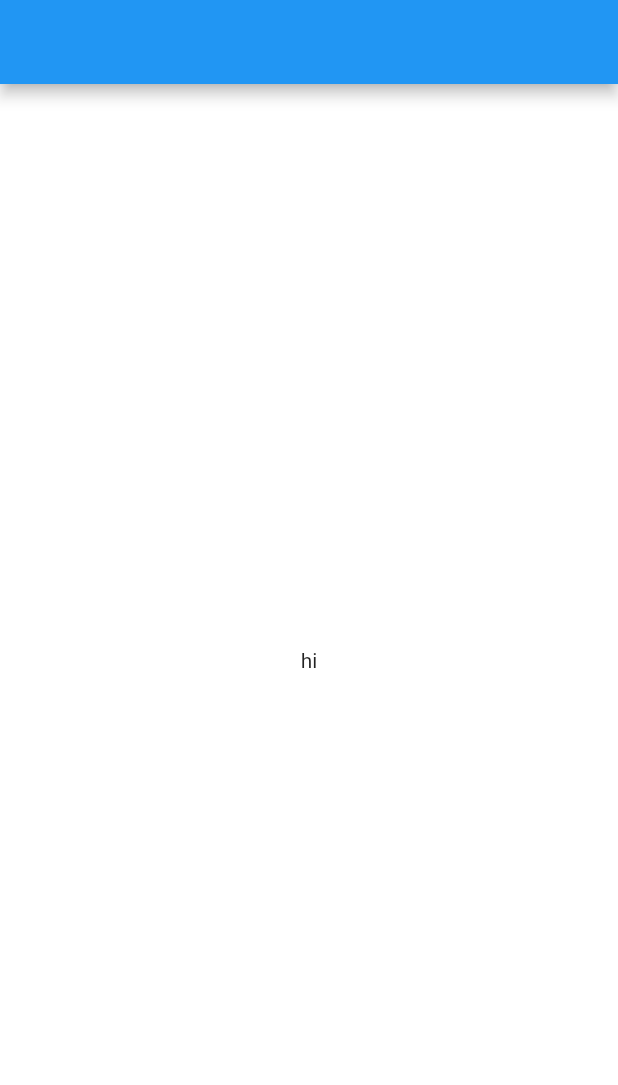
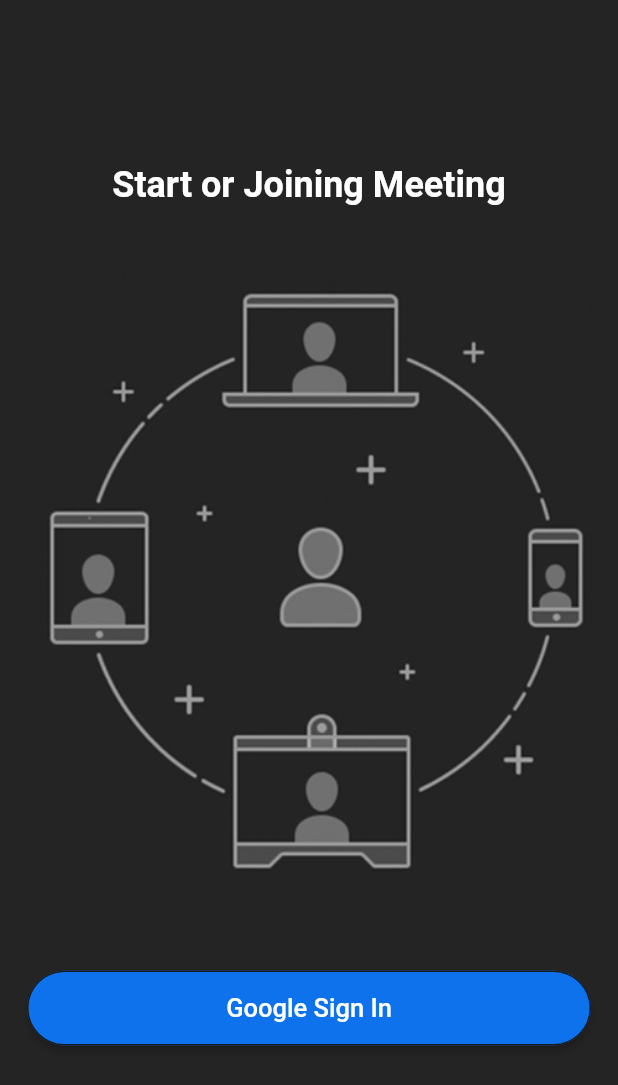
Before and after one commit to SAMIULLAH-KALHORO-DEV/zoom_clone, a Flutter app: the screen it shows after launch, on a phone screen of 412 x 824 dp. Shown: the top 1085 px of the screen. Run offline on Flutter 3.47's test engine with Material 2 defaults, Android fonts, the phone set to English and light mode, and no system bars; our stand-ins replace cloud_firestore, firebase_auth, firebase_core, google_sign_in; accounts and stored records are empty.

Commit message:
some login logics and UI has been created

```diff
--- a/lib/home.dart
+++ /dev/null
@@ -1,14 +0,0 @@
-import 'package:flutter/material.dart';
-
-class Home extends StatelessWidget {
-  const Home({super.key});
-
-  @override
-  Widget build(BuildContext context) {
-    return Scaffold(
-      backgroundColor: Colors.white,
-      appBar: AppBar(),
-      body: Center(child: Text("hi")),
-    );
-  }
-}
--- a/lib/main.dart
+++ b/lib/main.dart
@@ -1,8 +1,15 @@
 import 'package:flutter/material.dart';
+import 'package:zoom_clone/firebase_options.dart';
+import 'package:zoom_clone/screens/home_screen.dart';
+import 'package:zoom_clone/screens/login_screen.dart';
+import 'package:zoom_clone/utils/colors.dart';
+import 'package:firebase_core/firebase_core.dart';
 
-import 'home.dart';
-
-void main(List<String> args) {
+void main(List<String> args) async {
+  WidgetsFlutterBinding.ensureInitialized();
+  await Firebase.initializeApp(
+    options: DefaultFirebaseOptions.currentPlatform,
+  );
   runApp(const MyApp());
 }
 
@@ -11,11 +18,15 @@ class MyApp extends StatelessWidget {
 
   @override
   Widget build(BuildContext context) {
-    return const MaterialApp(
-      // dsffsad
-      // sdfsd
-
-      home: Home(),
-    );
+    return MaterialApp(
+        debugShowCheckedModeBanner: false,
+        title: "Zoom Clone",
+        theme:
+            ThemeData.dark().copyWith(scaffoldBackgroundColor: backgroundColor),
+        routes: {
+          '/login': (context) => const LoginScreen(),
+          '/home': (context) => const HomeScreen()
+        },
+        home: const LoginScreen());
   }
 }
--- /dev/null
+++ b/lib/screens/login_screen.dart
@@ -0,0 +1,43 @@
+import 'package:flutter/material.dart';
+import 'package:zoom_clone/resources/auth_methods.dart';
+import 'package:zoom_clone/screens/home_screen.dart';
+import 'package:zoom_clone/widgets/custom_button.dart';
+
+class LoginScreen extends StatefulWidget {
+  const LoginScreen({super.key});
+
+  @override
+  State<LoginScreen> createState() => _LoginScreenState();
+}
+
+class _LoginScreenState extends State<LoginScreen> {
+  final AutoMethods _autoMethods = AutoMethods();
+  @override
+  Widget build(BuildContext context) {
+    return Scaffold(
+      body: Column(mainAxisAlignment: MainAxisAlignment.center, children: [
+        const Text("Start or Joining Meeting",
+            style: TextStyle(
+              fontSize: 24,
+              fontWeight: FontWeight.bold,
+            )),
+        // Image
+        Padding(
+          padding: const EdgeInsets.symmetric(vertical: 40.0),
+          child: Image.asset("assets/images/onboarding.jpg"),
+        ),
+        // Login Button
+        CustomBotton(
+          text: "Google Sign In",
+          onPressed: () async {
+            bool res = await _autoMethods.signInWithGoogle(context);
+            if (res) {
+              // ignore: prefer_const_constructors, use_build_context_synchronously
+              Navigator.push(context, MaterialPageRoute(builder: (context) => HomeScreen(),));
+            }
+          },
+        )
+      ]),
+    );
+  }
+}
--- a/lib/utils/colors.dart
+++ b/lib/utils/colors.dart
@@ -1,7 +1,6 @@
 import 'package:flutter/material.dart';
 
 const backgroundColor = Color.fromRGBO(36, 36, 36, 1);
-
 const footerColor = Color.fromRGBO(14, 114, 236, 1);
 const buttonColor = Color.fromRGBO(26, 26, 26, 1);
 const secondaryBackgroundColor = Color.fromRGBO(46, 46, 46, 1);
--- /dev/null
+++ b/lib/widgets/custom_button.dart
@@ -0,0 +1,32 @@
+import 'package:flutter/material.dart';
+import 'package:zoom_clone/utils/colors.dart';
+
+class CustomBotton extends StatelessWidget {
+  final String text;
+  final VoidCallback onPressed;
+  const CustomBotton({
+    super.key,
+    required this.text,
+    required this.onPressed,
+   });
+
+  @override
+  Widget build(BuildContext context) {
+    return Padding(
+      padding: const EdgeInsets.all(18.0),
+      child: ElevatedButton(
+        onPressed: onPressed,
+        style: ElevatedButton.styleFrom(
+            shape: RoundedRectangleBorder(
+                borderRadius: BorderRadius.circular(30),
+                side: const BorderSide(color: buttonColor)),
+            backgroundColor: footerColor,
+            minimumSize: const Size(double.infinity, 50)),
+        child: Text(
+          text,
+          style: const TextStyle(fontSize: 17),
+        ),
+      ),
+    );
+  }
+}
```
Also changed, not shown: lib/resources/auth_methods.dart (added, +43 -0 lines), lib/screens/home_screen.dart (added, +30 -0 lines), lib/utils/utils.dart (added, +9 -0 lines), pubspec.yaml (+6 -1 lines), assets/images/onboarding.jpg (added), lib/firebase_options.dart (added), pubspec.lock, 5 other files.
